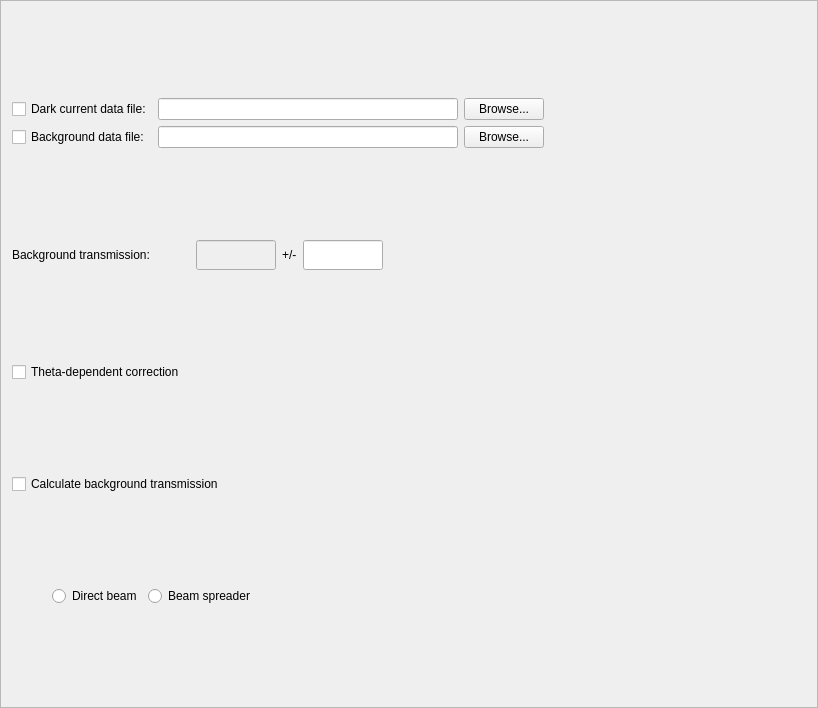
Old version of the form Code/Mantid/Scripts/Interface/ui/hfir_background.ui in the repository mantidproject/mantid.
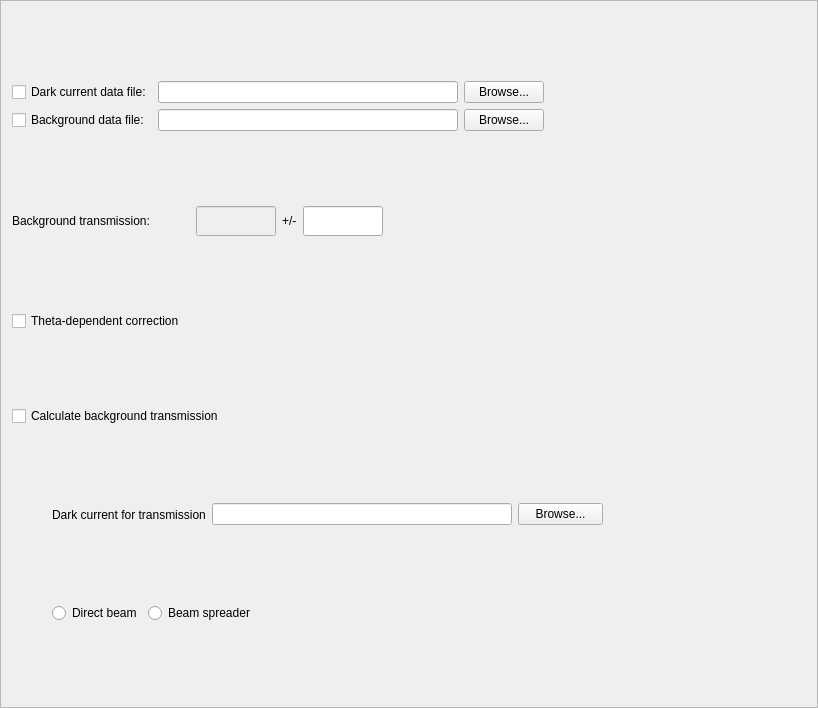
New version of the form.

Commit message: Added independent dark current for transmission, bck transmission and sensitivity. Re #2396

```diff
--- a/Code/Mantid/Scripts/Interface/ui/hfir_background.ui
+++ b/Code/Mantid/Scripts/Interface/ui/hfir_background.ui
@@ -261,7 +261,7 @@
      </property>
     </widget>
    </item>
-   <item row="4" column="0">
+   <item row="5" column="0">
     <layout class="QHBoxLayout" name="horizontalLayout_2">
      <item>
       <spacer name="horizontalSpacer_4">
@@ -314,7 +314,7 @@
      </item>
     </layout>
    </item>
-   <item row="5" column="0">
+   <item row="6" column="0">
     <layout class="QVBoxLayout" name="widget_placeholder"/>
    </item>
    <item row="2" column="0">
@@ -324,6 +324,111 @@
      </property>
     </widget>
    </item>
+   <item row="4" column="0">
+    <layout class="QHBoxLayout" name="horizontalLayout_3">
+     <item>
+      <spacer name="horizontalSpacer_7">
+       <property name="orientation">
+        <enum>Qt::Horizontal</enum>
+       </property>
+       <property name="sizeType">
+        <enum>QSizePolicy::Fixed</enum>
+       </property>
+       <property name="sizeHint" stdset="0">
+        <size>
+         <width>40</width>
+         <height>20</height>
+        </size>
+       </property>
+      </spacer>
+     </item>
+     <item>
+      <widget class="QLabel" name="trans_dark_current_label">
+       <property name="sizePolicy">
+        <sizepolicy hsizetype="Preferred" vsizetype="Fixed">
+         <horstretch>0</horstretch>
+         <verstretch>0</verstretch>
+        </sizepolicy>
+       </property>
+       <property name="minimumSize">
+        <size>
+         <width>0</width>
+         <height>27</height>
+        </size>
+       </property>
+       <property name="maximumSize">
+        <size>
+         <width>16777215</width>
+         <height>27</height>
+        </size>
+       </property>
+       <property name="text">
+        <string>Dark current for transmission</string>
+       </property>
+      </widget>
+     </item>
+     <item>
+      <widget class="QLineEdit" name="trans_dark_current_edit">
+       <property name="sizePolicy">
+        <sizepolicy hsizetype="Fixed" vsizetype="Fixed">
+         <horstretch>0</horstretch>
+         <verstretch>0</verstretch>
+        </sizepolicy>
+       </property>
+       <property name="minimumSize">
+        <size>
+         <width>300</width>
+         <height>0</height>
+        </size>
+       </property>
+       <property name="maximumSize">
+        <size>
+         <width>300</width>
+         <height>16777215</height>
+        </size>
+       </property>
+      </widget>
+     </item>
+     <item>
+      <widget class="QPushButton" name="trans_dark_current_button">
+       <property name="sizePolicy">
+        <sizepolicy hsizetype="Fixed" vsizetype="Fixed">
+         <horstretch>0</horstretch>
+         <verstretch>0</verstretch>
+        </sizepolicy>
+       </property>
+       <property name="minimumSize">
+        <size>
+         <width>85</width>
+         <height>0</height>
+        </size>
+       </property>
+       <property name="maximumSize">
+        <size>
+         <width>85</width>
+         <height>16777215</height>
+        </size>
+       </property>
+       <property name="text">
+        <string>Browse...</string>
+       </property>
+      </widget>
+     </item>
+     <item>
+      <spacer name="horizontalSpacer_6">
+       <property name="orientation">
+        <enum>Qt::Horizontal</enum>
+       </property>
+       <property name="sizeHint" stdset="0">
+        <size>
+         <width>40</width>
+         <height>20</height>
+        </size>
+       </property>
+      </spacer>
+     </item>
+    </layout>
+   </item>
   </layout>
  </widget>
  <resources/>
```
The commit also changes 8 other files.
